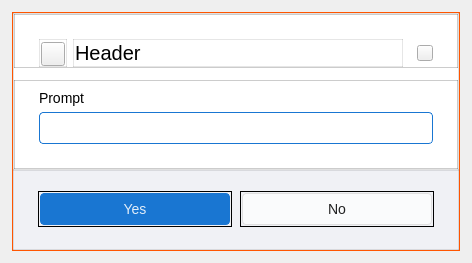
Before: the Qt Designer form src/gui/customdialogs/platform/windows/inputdlg.ui in CSG-Development/owncloud-client, drawn with Qt 5.
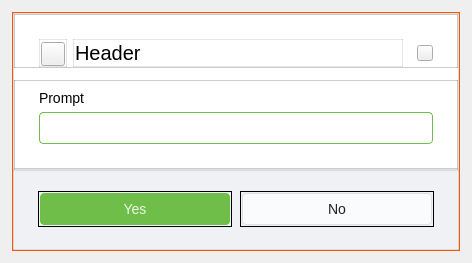
After: the same form once the commit is applied. Custom widgets are drawn as their Qt base class.

```diff
--- a/src/gui/customdialogs/platform/windows/inputdlg.ui
+++ b/src/gui/customdialogs/platform/windows/inputdlg.ui
@@ -369,7 +369,7 @@
               <property name="styleSheet">
                <string notr="true">#edText {
 background: rgba(255, 255, 255, 0.7);
-border: 1px solid rgba(25, 118, 210, 1);
+border: 1px solid rgba(110, 190, 73, 1);
 border-radius: 4px;
 }</string>
               </property>
@@ -486,8 +486,8 @@
               <property name="styleSheet">
                <string notr="true">#btnAccept {
 border-radius: 4px;
-border: 1px solid rgba(25, 118, 210, 1);
-background: rgba(25, 118, 210, 1);
+border: 1px solid rgba(110, 190, 73, 1);
+background: rgba(110, 190, 73, 1);
 color: rgba(255, 255, 255, 0.87);
 font-size: 14px;
 }</string>
```
